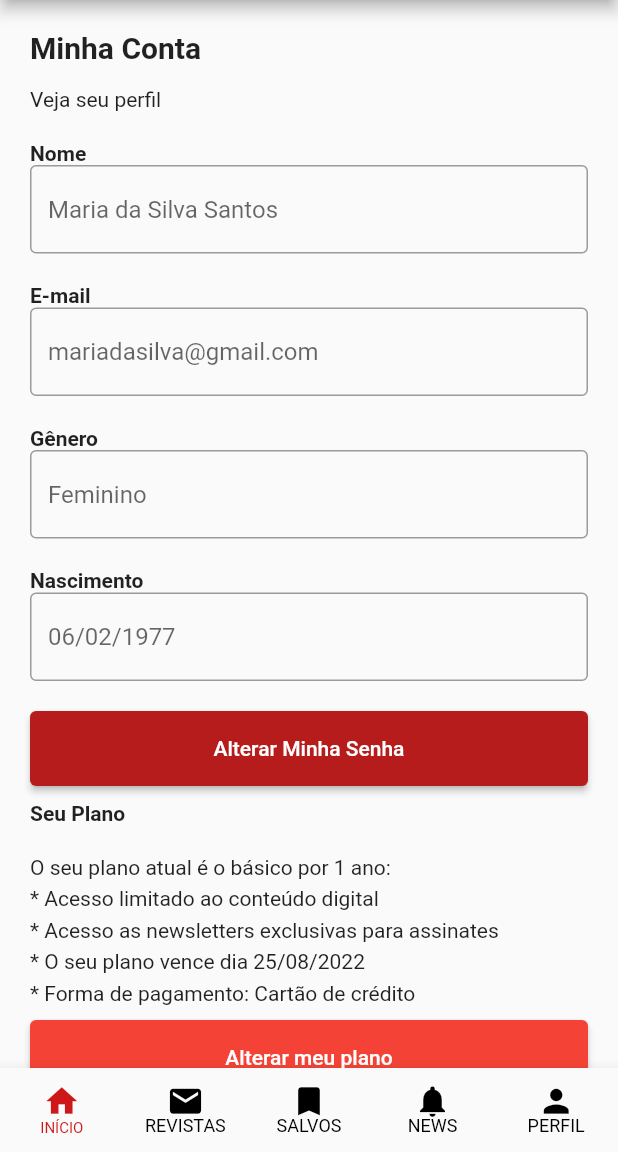
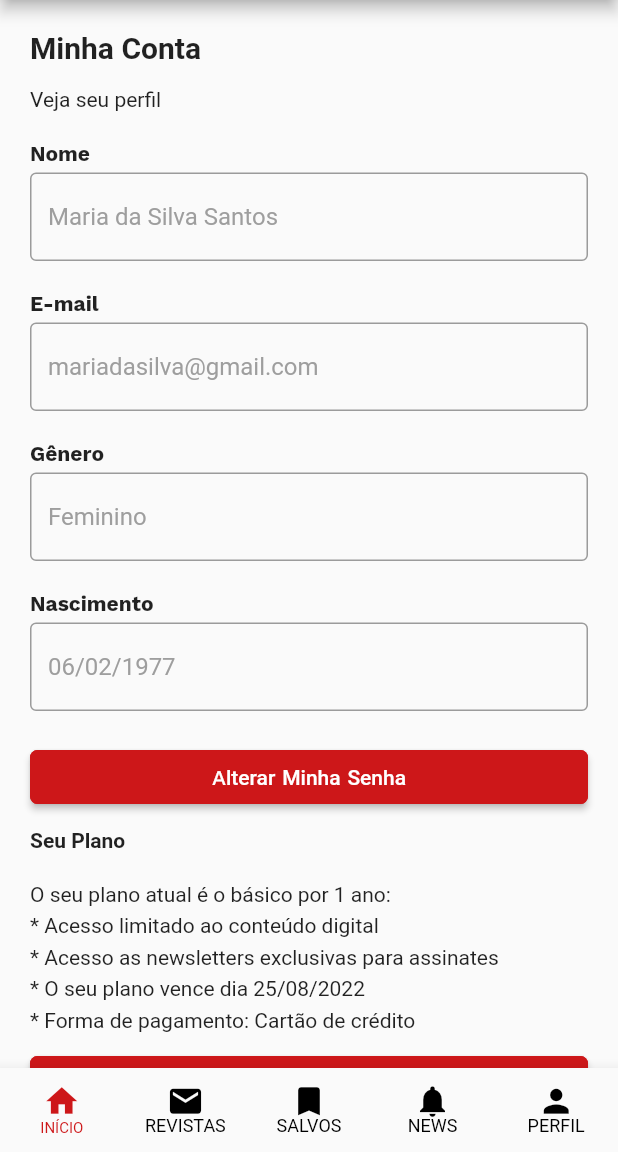
Before and after one commit to HugoPinheiroRaimundo/carta_capital_app, a Flutter app: the MyAccountPage screen opened by its route, on a phone screen of 412 x 824 dp, the part 84-1236 px from its top. Run offline on Flutter 3.47's test engine with Material 2 defaults, Android fonts, the phone set to English and light mode, and no system bars; our stand-ins replace google_fonts; Roboto replaces fonts that are missing (Amiko).

Commit message:
clean code in my_accountPage

```diff
--- a/lib/ui/my_account_page.dart
+++ b/lib/ui/my_account_page.dart
@@ -1,4 +1,6 @@
 import 'package:carta_capital_app/components/bars/title_appbar.dart';
+import 'package:carta_capital_app/components/buttons/custom_button.dart';
+import 'package:carta_capital_app/components/fields/text_field.dart';
 import 'package:flutter/material.dart';
 
 import '../components/bars/bottom_nav_bar.dart';
@@ -14,96 +16,55 @@ class _MyAccountPage extends State<MyAccountPage> {
   @override
   Widget build(BuildContext context) {
     return Scaffold(
-      appBar: TitleAppBar(),
-      bottomNavigationBar: CustomBottomNavBar(),
+      appBar: const TitleAppBar(),
+      bottomNavigationBar: const CustomBottomNavBar(),
       body: SingleChildScrollView(
         padding: const EdgeInsets.all(20.0),
         child: Column(
             mainAxisAlignment: MainAxisAlignment.spaceAround,
             crossAxisAlignment: CrossAxisAlignment.stretch,
-            children: [
-              const Text("Minha Conta",
+            children: const [
+              Text("Minha Conta",
                   style: TextStyle(fontWeight: FontWeight.bold, fontSize: 20)),
-              const SizedBox(height: 15),
-              const Text("Veja seu perfil"),
-              const SizedBox(height: 20),
-              const Text("Nome", style: TextStyle(fontWeight: FontWeight.bold)),
-              const TextField(
-                decoration: InputDecoration(
-                    border: OutlineInputBorder(),
-                    hintText: 'Maria da Silva Santos'),
+              SizedBox(height: 15),
+              Text("Veja seu perfil"),
+              SizedBox(height: 20),
+              CustomTextField(label: "Nome", hintText: 'Maria da Silva Santos'),
+              SizedBox(height: 20),
+              CustomTextField(
+                  label: "E-mail", hintText: 'mariadasilva@gmail.com'),
+              SizedBox(height: 20),
+              CustomTextField(label: "Gênero", hintText: 'Feminino'),
+              SizedBox(height: 20),
+              CustomTextField(label: "Nascimento", hintText: '06/02/1977'),
+              SizedBox(height: 20),
+              CustomElevatedButton(
+                label: 'Alterar Minha Senha',
+                page: '/',
               ),
-              const SizedBox(height: 20),
-              const Text("E-mail",
-                  style: TextStyle(fontWeight: FontWeight.bold)),
-              const TextField(
-                decoration: InputDecoration(
-                    border: OutlineInputBorder(),
-                    hintText: 'mariadasilva@gmail.com'),
-              ),
-              const SizedBox(height: 20),
-              const Text("Gênero",
-                  style: TextStyle(fontWeight: FontWeight.bold)),
-              const TextField(
-                decoration: InputDecoration(
-                    border: OutlineInputBorder(), hintText: 'Feminino'),
-              ),
-              const SizedBox(height: 20),
-              const Text("Nascimento",
-                  style: TextStyle(fontWeight: FontWeight.bold)),
-              const TextField(
-                decoration: InputDecoration(
-                    border: OutlineInputBorder(), hintText: '06/02/1977'),
-              ),
-              const SizedBox(height: 20),
               SizedBox(
-                width: 500,
-                height: 50,
-                child: ElevatedButton(
-                    style: ElevatedButton.styleFrom(primary: Colors.red[900]),
-                    onPressed: () {
-                      Navigator.of(context).restorablePushReplacementNamed('/');
-                    },
-                    child: const Text("Alterar Minha Senha")),
-              ),
-              const SizedBox(
                 height: 10,
               ),
-              const Text("Seu Plano",
-                  style: TextStyle(fontWeight: FontWeight.bold)),
-              const SizedBox(height: 20),
-              const Text("O seu plano atual é o básico por 1 ano:"),
-              const SizedBox(height: 5),
-              const Text("* Acesso limitado ao conteúdo digital"),
-              const SizedBox(height: 5),
-              const Text("* Acesso as newsletters exclusivas para assinates"),
-              const SizedBox(height: 5),
-              const Text("* O seu plano vence dia 25/08/2022"),
-              const SizedBox(height: 5),
-              const Text("* Forma de pagamento: Cartão de crédito"),
-              const SizedBox(height: 10),
+              Text("Seu Plano", style: TextStyle(fontWeight: FontWeight.bold)),
+              SizedBox(height: 20),
+              Text("O seu plano atual é o básico por 1 ano:"),
+              SizedBox(height: 5),
+              Text("* Acesso limitado ao conteúdo digital"),
+              SizedBox(height: 5),
+              Text("* Acesso as newsletters exclusivas para assinates"),
+              SizedBox(height: 5),
+              Text("* O seu plano vence dia 25/08/2022"),
+              SizedBox(height: 5),
+              Text("* Forma de pagamento: Cartão de crédito"),
+              SizedBox(height: 10),
+              CustomElevatedButton(label: 'Alterar Meu Plano ', page: ''),
               SizedBox(
-                width: 500,
-                height: 50,
-                child: ElevatedButton(
-                    style: ElevatedButton.styleFrom(primary: Colors.red),
-                    onPressed: () {},
-                    child: const Text("Alterar meu plano")),
-              ),
-              const SizedBox(
                 height: 10,
               ),
-              SizedBox(
-                width: 500,
-                height: 50,
-                child: ElevatedButton(
-                    style: ElevatedButton.styleFrom(primary: Colors.black),
-                    onPressed: () {
-                      Navigator.of(context)
-                          .restorablePushReplacementNamed('/paymentPage');
-                    },
-                    child: const Text("Alterar forma de pagamento")),
-              ),
+              CustomElevatedButton(
+                label: 'Alterar Forma de pagamento',
+                page: '',
+              )
             ]),
       ),
     );
```
